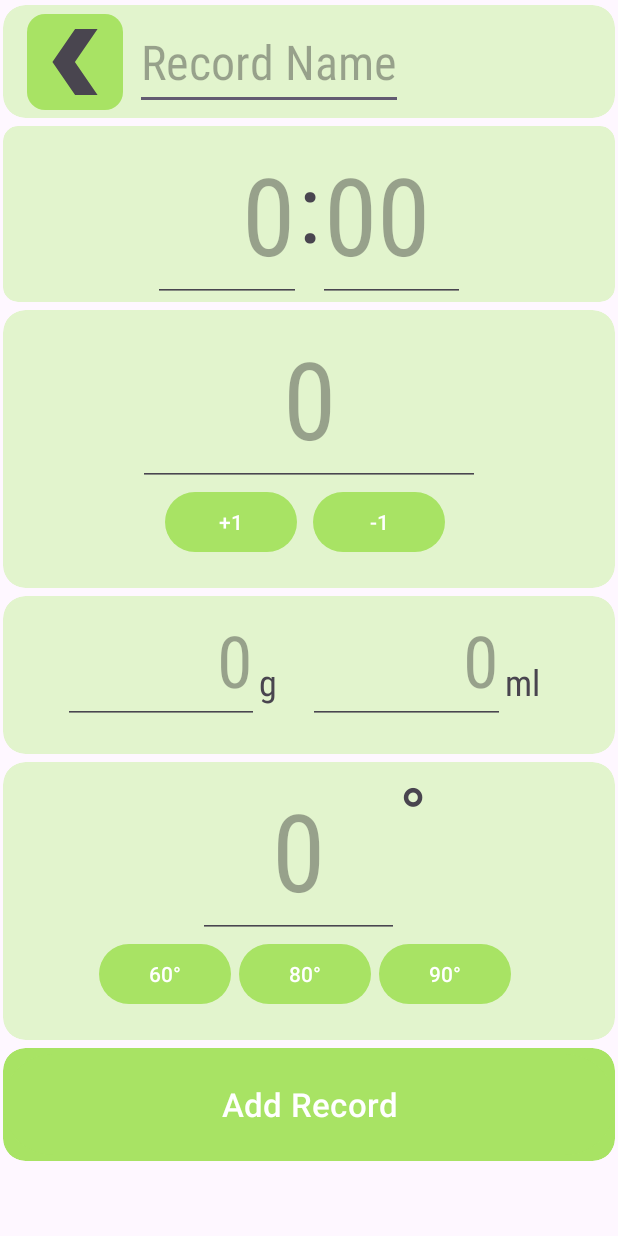
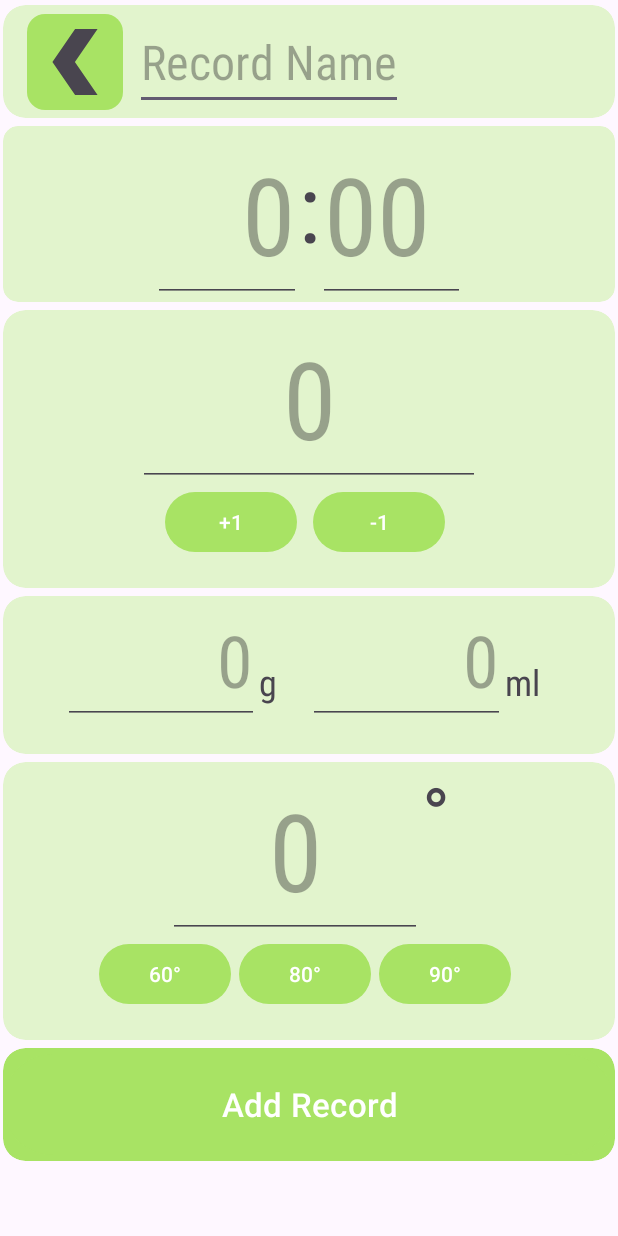
Before and after one commit to marianpekar/teapp, an Android app: the AddRecordActivity screen opened directly, with no data from a screen before it, on a phone screen of 412 x 824 dp. Run offline under Robolectric (Android 15) with nearby library versions, the phone set to English and light mode, and no system bars.

Commit message:
Fix minor layout design issues

```diff
--- a/app/src/main/res/layout/activity_add_record.xml
+++ b/app/src/main/res/layout/activity_add_record.xml
@@ -280,7 +280,7 @@
                             android:id="@+id/editTextTemperature"
                             android:layout_width="0dp"
                             android:layout_height="match_parent"
-                            android:layout_marginStart="120dp"
+                            android:layout_marginStart="100dp"
                             android:layout_marginEnd="0dp"
                             android:layout_weight="1"
                             android:fontFamily="sans-serif-condensed"
@@ -293,7 +293,7 @@
                         <TextView
                             android:layout_width="wrap_content"
                             android:layout_height="match_parent"
-                            android:layout_marginEnd="115dp"
+                            android:layout_marginEnd="100dp"
                             android:text="@string/degree_symbol"
                             android:textColor="@color/default_text_on_light"
                             android:textSize="50sp" />
--- a/app/src/main/res/layout/activity_edit_record.xml
+++ b/app/src/main/res/layout/activity_edit_record.xml
@@ -282,7 +282,7 @@
                             android:id="@+id/editTextTemperature"
                             android:layout_width="0dp"
                             android:layout_height="match_parent"
-                            android:layout_marginStart="120dp"
+                            android:layout_marginStart="100dp"
                             android:layout_marginEnd="0dp"
                             android:layout_weight="1"
                             android:fontFamily="sans-serif-condensed"
@@ -295,7 +295,7 @@
                         <TextView
                             android:layout_width="wrap_content"
                             android:layout_height="match_parent"
-                            android:layout_marginEnd="115dp"
+                            android:layout_marginEnd="100dp"
                             android:text="@string/degree_symbol"
                             android:textColor="@color/default_text_on_light"
                             android:textSize="50sp" />
```
